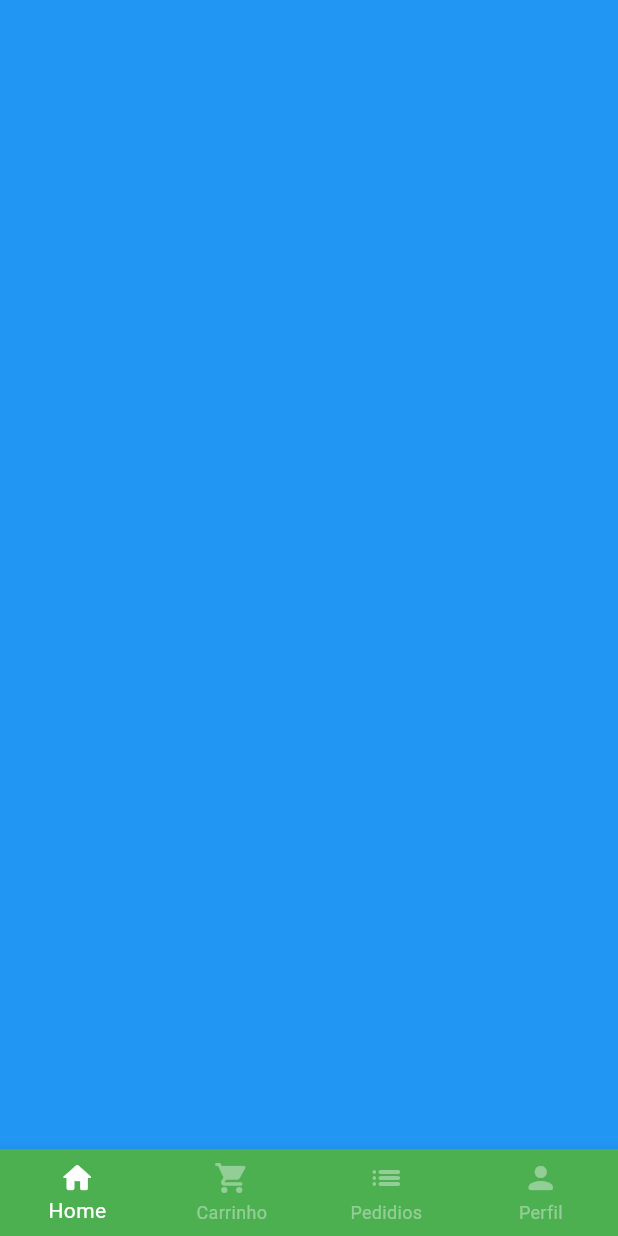
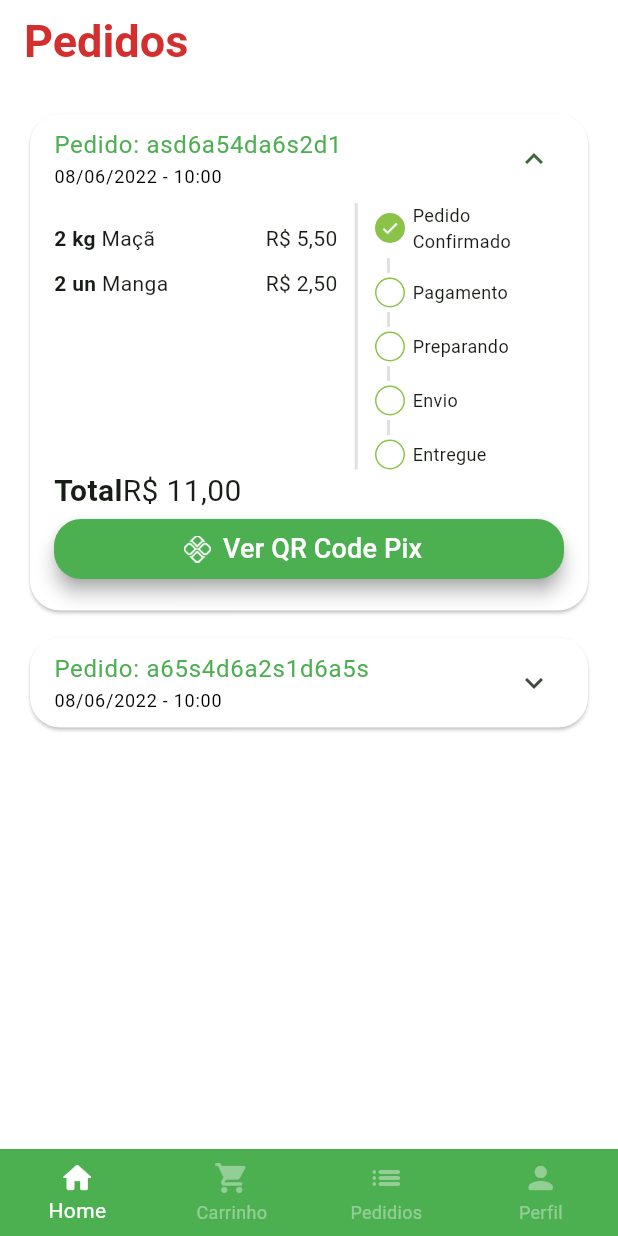
Before and after one commit to maisaamadeu/greengrocer, a Flutter app: the BaseScreen screen opened directly, swiped to page 3, on a phone screen of 412 x 824 dp. Run offline on Flutter 3.47's test engine with Material 2 defaults, Android fonts, the phone set to English and light mode, and no system bars; our stand-ins replace animated_text_kit, flutter_multi_formatter.

Commit message:
create orders screen

```diff
--- /dev/null
+++ b/lib/src/models/order_model.dart
@@ -0,0 +1,21 @@
+import 'package:greengrocer/src/models/cart_item_model.dart';
+
+class OrderModel {
+  final String id;
+  final DateTime createdDateTime;
+  final DateTime overdueDateTime;
+  final List<CartItemModel> items;
+  final String status;
+  final String copyAndPaste;
+  final double total;
+
+  OrderModel({
+    required this.id,
+    required this.createdDateTime,
+    required this.overdueDateTime,
+    required this.items,
+    required this.status,
+    required this.copyAndPaste,
+    required this.total,
+  });
+}
--- a/lib/src/screens/base/base_screen.dart
+++ b/lib/src/screens/base/base_screen.dart
@@ -1,7 +1,8 @@
 import 'package:flutter/material.dart';
 import 'package:greengrocer/src/screens/home/home_tab.dart';
+import 'package:greengrocer/src/screens/orders/orders_tab.dart';
 import 'package:greengrocer/src/screens/profile/profile_tab.dart';
-import 'package:greengrocer/src/shared/cart/cart_tab.dart';
+import 'package:greengrocer/src/screens/cart/cart_tab.dart';
 
 class BaseScreen extends StatefulWidget {
   const BaseScreen({super.key});
@@ -21,15 +22,14 @@ class _BaseScreenState extends State<BaseScreen> {
         physics: const NeverScrollableScrollPhysics(),
         controller: pageController,
         children: [
-          HomeTab(),
+          const HomeTab(),
           CartTab(),
-          Container(
-            color: Colors.blue,
-          ),
+          OrdersTab(),
           ProfileTab(),
         ],
       ),
       bottomNavigationBar: BottomNavigationBar(
+        elevation: 1,
         backgroundColor: Colors.green,
         type: BottomNavigationBarType.fixed,
         selectedItemColor: Colors.white,
--- /dev/null
+++ b/lib/src/screens/orders/orders_tab.dart
@@ -0,0 +1,38 @@
+import 'package:flutter/material.dart';
+import 'package:greengrocer/src/models/order_model.dart';
+import 'package:greengrocer/src/shared/data/app_data.dart';
+import 'package:greengrocer/src/shared/theme/app_colors.dart';
+import 'package:greengrocer/src/shared/widgets/order_tile_widget.dart';
+
+class OrdersTab extends StatelessWidget {
+  OrdersTab({super.key});
+
+  final List<OrderModel> orders = AppData().getOrders();
+
+  @override
+  Widget build(BuildContext context) {
+    return Scaffold(
+      appBar: AppBar(
+        backgroundColor: Colors.transparent,
+        scrolledUnderElevation: 0,
+        title: Text(
+          'Pedidos',
+          style: TextStyle(
+            fontSize: 30,
+            fontWeight: FontWeight.bold,
+            color: AppColors.customContrastColor,
+          ),
+        ),
+      ),
+      body: ListView.separated(
+        padding: const EdgeInsets.all(16),
+        physics: const BouncingScrollPhysics(),
+        itemBuilder: (context, index) => OrderTileWidget(order: orders[index]),
+        separatorBuilder: (_, __) => SizedBox(
+          height: 10,
+        ),
+        itemCount: orders.length,
+      ),
+    );
+  }
+}
--- a/lib/src/shared/data/app_data.dart
+++ b/lib/src/shared/data/app_data.dart
@@ -1,5 +1,6 @@
 import 'package:greengrocer/src/models/cart_item_model.dart';
 import 'package:greengrocer/src/models/item_model.dart';
+import 'package:greengrocer/src/models/order_model.dart';
 import 'package:greengrocer/src/models/user_model.dart';
 
 class AppData {
@@ -113,4 +114,50 @@ class AppData {
     cpf: '12345678900',
     password: '12345678',
   );
+
+  List<OrderModel> getOrders() => [
+        // Pedido 01
+        OrderModel(
+          copyAndPaste: 'q1w2e3r4t5y6',
+          createdDateTime: DateTime.parse(
+            '2022-06-08 10:00:10.458',
+          ),
+          overdueDateTime: DateTime.parse(
+            '2023-08-08 11:00:10.458',
+          ),
+          id: 'asd6a54da6s2d1',
+          status: 'pending_payment',
+          total: 11.0,
+          items: [
+            CartItemModel(
+              item: apple,
+              quantity: 2,
+            ),
+            CartItemModel(
+              item: mango,
+              quantity: 2,
+            ),
+          ],
+        ),
+
+        // Pedido 02
+        OrderModel(
+          copyAndPaste: 'q1w2e3r4t5y6',
+          createdDateTime: DateTime.parse(
+            '2022-06-08 10:00:10.458',
+          ),
+          overdueDateTime: DateTime.parse(
+            '2025-06-08 11:00:10.458',
+          ),
+          id: 'a65s4d6a2s1d6a5s',
+          status: 'delivered',
+          total: 11.5,
+          items: [
+            CartItemModel(
+              item: guava,
+              quantity: 1,
+            ),
+          ],
+        ),
+      ];
 }
--- a/lib/src/shared/services/utils_services.dart
+++ b/lib/src/shared/services/utils_services.dart
@@ -5,4 +5,9 @@ class UtilsServices {
     NumberFormat numberFormat = NumberFormat.simpleCurrency(locale: 'pt_br');
     return numberFormat.format(price);
   }
+
+  String formatDateTime(DateTime dateTime) {
+    String dateFormat = DateFormat('dd/MM/yyyy - HH:mm').format(dateTime);
+    return dateFormat;
+  }
 }
--- /dev/null
+++ b/lib/src/shared/widgets/order_status_widget.dart
@@ -0,0 +1,140 @@
+import 'package:flutter/material.dart';
+import 'package:greengrocer/src/shared/theme/app_colors.dart';
+
+class OrderStatusWidget extends StatelessWidget {
+  OrderStatusWidget({super.key, required this.status, required this.isOverdue});
+
+  final String status;
+  final bool isOverdue;
+
+  final Map<String, int> allStatus = {
+    'pending_payment': 0,
+    'refunded': 1,
+    'paid': 2,
+    'preparing_purchase': 3,
+    'shipping': 4,
+    'delivered': 5,
+  };
+
+  int get currentStatus => allStatus[status]!;
+
+  @override
+  Widget build(BuildContext context) {
+    return Column(
+      crossAxisAlignment: CrossAxisAlignment.start,
+      children: [
+        const _StatusDot(
+          isActive: true,
+          title: 'Pedido Confirmado',
+        ),
+        const _CustomDivider(),
+        if (currentStatus == 1) ...[
+          const _StatusDot(
+            isActive: true,
+            title: 'Pix Estornado',
+            backgroundColor: Colors.orange,
+          ),
+        ] else if (isOverdue) ...[
+          const _StatusDot(
+            isActive: true,
+            title: 'Pagamento Pix Vencido',
+            backgroundColor: Colors.red,
+          ),
+        ] else ...[
+          _StatusDot(
+            isActive: currentStatus >= 2,
+            title: 'Pagamento',
+          ),
+          const _CustomDivider(),
+          _StatusDot(
+            isActive: currentStatus >= 3,
+            title: 'Preparando',
+          ),
+          const _CustomDivider(),
+          _StatusDot(
+            isActive: currentStatus >= 4,
+            title: 'Envio',
+          ),
+          const _CustomDivider(),
+          _StatusDot(
+            isActive: currentStatus == 5,
+            title: 'Entregue',
+          ),
+        ]
+      ],
+    );
+  }
+}
+
+class _CustomDivider extends StatelessWidget {
+  const _CustomDivider({super.key});
+
+  @override
+  Widget build(BuildContext context) {
+    return Container(
+      margin: const EdgeInsets.symmetric(
+        horizontal: 8,
+        vertical: 3,
+      ),
+      height: 10,
+      width: 2,
+      color: Colors.grey.shade300,
+    );
+  }
+}
+
+class _StatusDot extends StatelessWidget {
+  const _StatusDot(
+      {super.key,
+      required this.isActive,
+      required this.title,
+      this.backgroundColor});
+
+  final bool isActive;
+  final String title;
+  final Color? backgroundColor;
+
+  @override
+  Widget build(BuildContext context) {
+    return Row(
+      children: [
+        //DOT
+        Container(
+          alignment: Alignment.center,
+          height: 20,
+          width: 20,
+          decoration: BoxDecoration(
+            shape: BoxShape.circle,
+            border: Border.all(
+              color: AppColors.customSwatchColor,
+            ),
+            color: isActive
+                ? backgroundColor ?? AppColors.customSwatchColor
+                : Colors.transparent,
+          ),
+          child: isActive
+              ? const Icon(
+                  Icons.check,
+                  size: 13,
+                  color: Colors.white,
+                )
+              : const SizedBox.shrink(),
+        ),
+
+        const SizedBox(
+          width: 5,
+        ),
+
+        //TITLE
+        Expanded(
+          child: Text(
+            title,
+            style: const TextStyle(
+              fontSize: 12,
+            ),
+          ),
+        ),
+      ],
+    );
+  }
+}
--- /dev/null
+++ b/lib/src/shared/widgets/order_tile_widget.dart
@@ -0,0 +1,176 @@
+import 'package:flutter/material.dart';
+import 'package:greengrocer/src/models/cart_item_model.dart';
+import 'package:greengrocer/src/models/order_model.dart';
+import 'package:greengrocer/src/shared/services/utils_services.dart';
+import 'package:greengrocer/src/shared/widgets/order_status_widget.dart';
+
+class OrderTileWidget extends StatelessWidget {
+  const OrderTileWidget({super.key, required this.order});
+
+  final OrderModel order;
+
+  @override
+  Widget build(BuildContext context) {
+    return Card(
+      shape: RoundedRectangleBorder(
+        borderRadius: BorderRadius.circular(20),
+      ),
+      color: Colors.white,
+      child: Theme(
+        data: Theme.of(context).copyWith(
+          dividerColor: Colors.transparent,
+        ),
+        child: ExpansionTile(
+          expandedCrossAxisAlignment: CrossAxisAlignment.stretch,
+          initiallyExpanded: order.status == 'pending_payment',
+          title: Column(
+            mainAxisSize: MainAxisSize.min,
+            crossAxisAlignment: CrossAxisAlignment.stretch,
+            children: [
+              Text(
+                "Pedido: ${order.id}",
+                style: const TextStyle(color: Colors.green),
+              ),
+              Text(
+                UtilsServices().formatDateTime(order.createdDateTime),
+                style: const TextStyle(
+                  fontSize: 12,
+                  color: Colors.black,
+                ),
+              ),
+            ],
+          ),
+          childrenPadding: const EdgeInsets.fromLTRB(16, 0, 16, 16),
+          children: [
+            IntrinsicHeight(
+              child: Row(
+                children: [
+                  //PRODUCTS LIST
+                  Expanded(
+                    flex: 3,
+                    child: SizedBox(
+                      height: 150,
+                      child: SizedBox(
+                        child: ListView(
+                          children: order.items.map((item) {
+                            return _OrderItemWidget(
+                              item: item,
+                            );
+                          }).toList(),
+                        ),
+                      ),
+                    ),
+                  ),
+
+                  //DIVIDER
+                  VerticalDivider(
+                    color: Colors.grey.shade300,
+                    thickness: 2,
+                    width: 25,
+                  ),
+
+                  //ORDER STATUS
+                  Expanded(
+                    flex: 2,
+                    child: OrderStatusWidget(
+                      status: order.status,
+                      isOverdue: order.overdueDateTime.isBefore(
+                        DateTime.now(),
+                      ),
+                    ),
+                  ),
+                ],
+              ),
+            ),
+
+            //TOTAL
+            Text.rich(
+              TextSpan(
+                style: TextStyle(
+                  fontSize: 20,
+                ),
+                children: [
+                  const TextSpan(
+                    text: 'Total',
+                    style: TextStyle(
+                      fontWeight: FontWeight.bold,
+                    ),
+                  ),
+                  TextSpan(
+                    text: UtilsServices().priceToCurrency(
+                      order.total,
+                    ),
+                  ),
+                ],
+              ),
+            ),
+
+            //PAGAMENT BUTTON
+            Visibility(
+              visible: order.status == 'pending_payment',
+              child: ElevatedButton.icon(
+                style: ButtonStyle(
+                  elevation: MaterialStateProperty.all<double>(5),
+                  shadowColor: MaterialStateProperty.all(Colors.grey.shade500),
+                  backgroundColor:
+                      MaterialStateProperty.all<Color>(Colors.green),
+                  shape: MaterialStateProperty.all<OutlinedBorder?>(
+                    RoundedRectangleBorder(
+                      borderRadius: BorderRadius.circular(18),
+                    ),
+                  ),
+                ),
+                onPressed: () {},
+                icon: Image.asset(
+                  'assets/images/app_images/pix.png',
+                  height: 18,
+                ),
+                label: const Text(
+                  'Ver QR Code Pix',
+                  style: const TextStyle(
+                    color: Colors.white,
+                    fontSize: 18,
+                  ),
+                ),
+              ),
+            ),
+          ],
+        ),
+      ),
+    );
+  }
+}
+
+class _OrderItemWidget extends StatelessWidget {
+  const _OrderItemWidget({
+    super.key,
+    required this.item,
+  });
+
+  final CartItemModel item;
+
+  @override
+  Widget build(BuildContext context) {
+    return Padding(
+      padding: const EdgeInsets.only(bottom: 10),
+      child: Row(
+        children: [
+          Text(
+            '${item.quantity} ${item.item.unit} ',
+            style: const TextStyle(
+              fontWeight: FontWeight.bold,
+            ),
+          ),
+          Expanded(
+            child: Text(item.item.itemName),
+          ),
+          Text(
+            UtilsServices().priceToCurrency(
+              item.item.price,
+            ),
+          ),
+        ],
+      ),
+    );
+  }
+}
--- a/pubspec.yaml
+++ b/pubspec.yaml
@@ -64,6 +64,7 @@ flutter:
   # To add assets to your application, add an assets section, like this:
   assets:
     - assets/images/fruits/
+    - assets/images/app_images/
 
   # An image asset can refer to one or more resolution-specific "variants", see
   # https://flutter.dev/assets-and-images/#resolution-aware
```
Also changed, not shown: assets/images/app_images/pix.png (added), lib/src/screens/cart/cart_tab.dart (renamed from lib/src/shared/cart/cart_tab.dart).
